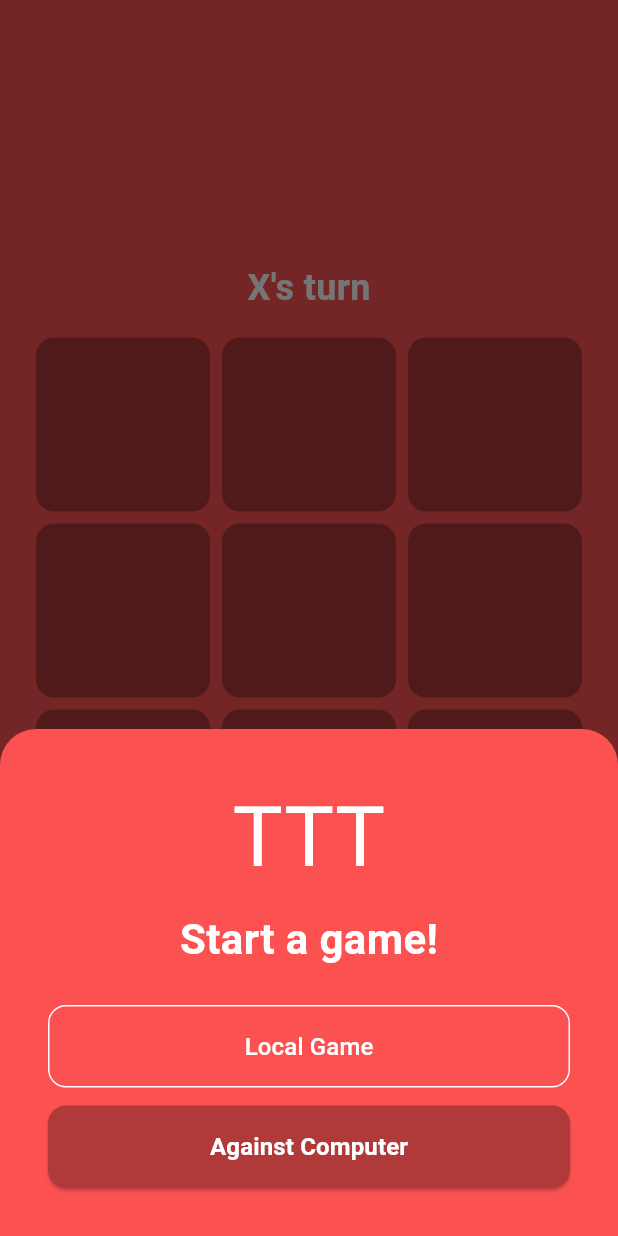
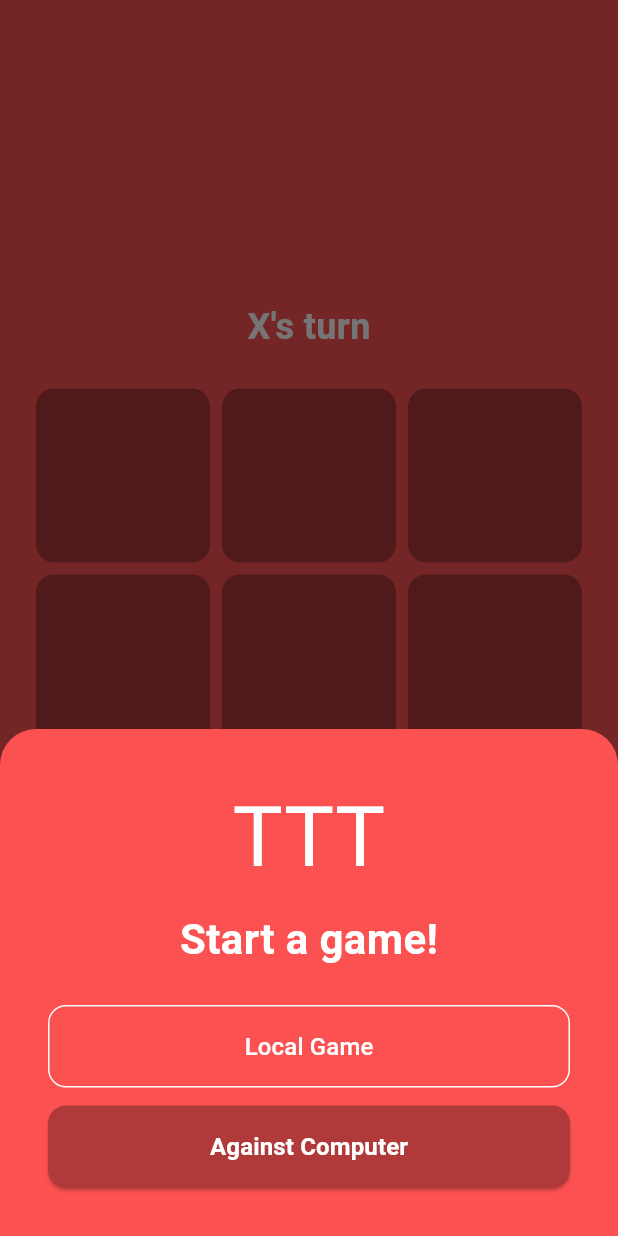
Before and after one commit to girard-xyz/ttt, a Flutter app: the screen it shows after launch, on a phone screen of 412 x 824 dp. Run offline on Flutter 3.47's test engine with Material 3 defaults, Android fonts, the phone set to English and light mode, and no system bars; our stand-ins replace equatable, flutter_bloc, freezed_annotation, google_fonts, shared_preferences; missing offline and left inert: flutter_confetti.

Commit message:
chore: optimize UI widgets and improve animations

```diff
--- a/lib/presentation/game/game_page.dart
+++ b/lib/presentation/game/game_page.dart
@@ -1,3 +1,5 @@
+import 'dart:math';
+
 import 'package:flutter/material.dart';
 import 'package:flutter_bloc/flutter_bloc.dart';
 import 'package:flutter_confetti/flutter_confetti.dart';
@@ -12,8 +14,7 @@ import 'package:ttt/presentation/game/bloc/game_state.dart';
 import 'package:ttt/presentation/widgets/board_grid.dart';
 import 'package:ttt/presentation/widgets/game_bottom_sheet.dart';
 
-String _playerName(Player player) =>
-    player == Player.x ? 'X' : 'O';
+String _playerName(Player player) => player == Player.x ? 'X' : 'O';
 
 class GamePage extends StatefulWidget {
   const GamePage({super.key});
@@ -103,15 +104,33 @@ class _GamePageState extends State<GamePage> {
             return Center(
               child: Padding(
                 padding: const EdgeInsets.all(24),
-                child: Column(
+                child: LayoutBuilder(
+                  builder: (context, constraints) {
+                    final spinnerHeight = state.isLoading ? 36.0 : 0.0;
+                    const nonBoardHeight = 36.0 + 16 + 24;
+                    final boardSize = min(
+                      constraints.maxWidth,
+                      constraints.maxHeight - nonBoardHeight - spinnerHeight,
+                    ).clamp(300.0, 640.0);
+                    return Column(
                       mainAxisAlignment: MainAxisAlignment.center,
                       children: [
-                    Semantics(
-                      liveRegion: true,
-                      child: _buildStatus(state),
+                        Semantics(liveRegion: true, child: _buildStatus(state)),
+                        SizedBox(height: 24),
+                        AnimatedContainer(
+                          duration: const Duration(milliseconds: 100),
+                          foregroundDecoration: BoxDecoration(
+                            borderRadius: BorderRadius.circular(12),
+                            border: state.isLoading
+                                ? Border.all(
+                                    color: AppColors.background.withAlpha(128),
+                                    width: 6,
+                                  )
+                                : null,
                           ),
-                    const SizedBox(height: 16),
-                    Flexible(
+                          child: SizedBox(
+                            width: boardSize,
+                            height: boardSize,
                             child: BoardGrid(
                               game: state.game,
                               lastMoveIndex: state.lastMoveIndex,
@@ -121,21 +140,10 @@ class _GamePageState extends State<GamePage> {
                               },
                             ),
                           ),
-                    const SizedBox(height: 24),
-                    AnimatedOpacity(
-                      opacity: state.isLoading ? 1.0 : 0.0,
-                      duration: const Duration(milliseconds: 200),
-                      child: SizedBox(
-                        height: 36,
-                        child: Center(
-                          child: CircularProgressIndicator(
-                            color: Colors.white,
-                            semanticsLabel: l10n.loadingLabel,
-                          ),
-                        ),
-                      ),
                         ),
                       ],
+                    );
+                  },
                 ),
               ),
             );
--- a/lib/presentation/widgets/board_grid.dart
+++ b/lib/presentation/widgets/board_grid.dart
@@ -24,9 +24,7 @@ class BoardGrid extends StatelessWidget {
     return Semantics(
       container: true,
       label: l10n.boardLabel,
-      child: AspectRatio(
-        aspectRatio: 1,
-        child: GridView.builder(
+      child: GridView.builder(
           physics: const NeverScrollableScrollPhysics(),
           gridDelegate: const SliverGridDelegateWithFixedCrossAxisCount(
             crossAxisCount: 3,
@@ -52,7 +50,6 @@ class BoardGrid extends StatelessWidget {
             );
           },
         ),
-      ),
     );
   }
 
--- a/lib/presentation/widgets/cell_tile.dart
+++ b/lib/presentation/widgets/cell_tile.dart
@@ -26,12 +26,6 @@ class CellTile extends StatelessWidget {
       button: value == CellValue.empty,
       child: GestureDetector(
         onTap: value == CellValue.empty ? onTap : null,
-        child: AnimatedScale(
-          scale: 1.0,
-          duration: const Duration(milliseconds: 200),
-          child: AnimatedOpacity(
-            opacity: 1.0,
-            duration: const Duration(milliseconds: 200),
         child: AnimatedContainer(
           duration: const Duration(milliseconds: 300),
           decoration: BoxDecoration(
@@ -47,8 +41,6 @@ class CellTile extends StatelessWidget {
               child: value == CellValue.empty
                   ? const SizedBox.shrink(key: ValueKey('empty'))
                   : _buildSymbol(value.player!),
-                ),
-              ),
             ),
           ),
         ),
--- a/lib/presentation/widgets/game_bottom_sheet.dart
+++ b/lib/presentation/widgets/game_bottom_sheet.dart
@@ -29,6 +29,7 @@ class GameBottomSheet extends StatelessWidget {
       context: context,
       isScrollControlled: true,
       isDismissible: false,
+      enableDrag: false,
       backgroundColor: Colors.transparent,
       builder: (_) => GameBottomSheet(
         isInitial: isInitial,
@@ -50,11 +51,11 @@ class GameBottomSheet extends StatelessWidget {
       child: Column(
         mainAxisSize: MainAxisSize.min,
         children: [
-          Text(
-            'TTT',
-            style: GoogleFonts.caveatBrush(
-              fontSize: 56,
-              color: Colors.white,
+          Semantics(
+            label: 'Tic-Tac-Toe',
+            child: Text(
+              'TTT',
+              style: GoogleFonts.caveatBrush(fontSize: 56, color: Colors.white),
             ),
           ),
           const SizedBox(height: 8),
@@ -139,6 +140,5 @@ class GameBottomSheet extends StatelessWidget {
     );
   }
 
-  static String _playerName(Player player) =>
-      player == Player.x ? 'X' : 'O';
+  static String _playerName(Player player) => player == Player.x ? 'X' : 'O';
 }
```
Also changed, not shown: 3 other files. Lines whose indentation alone changed are shown as unchanged.
